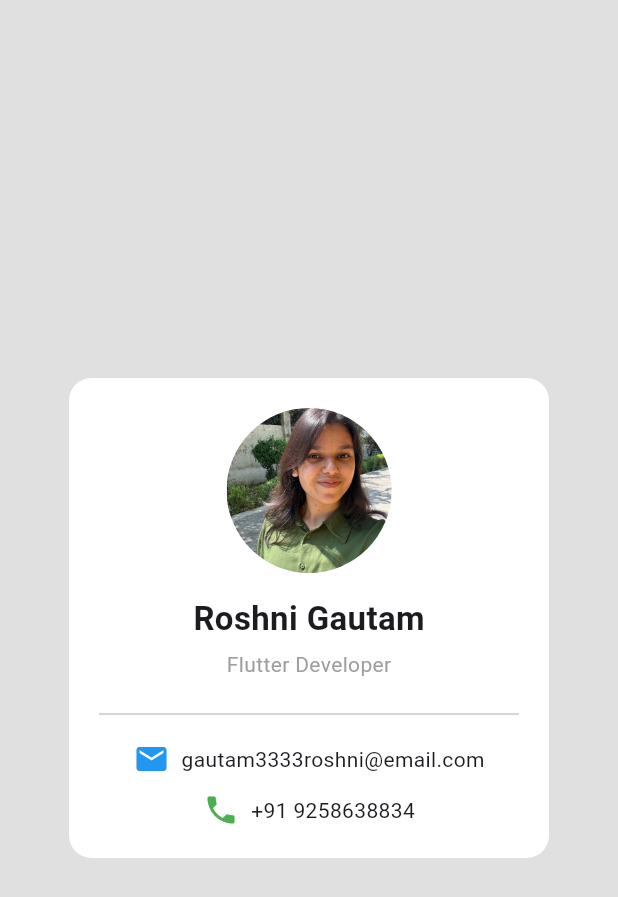
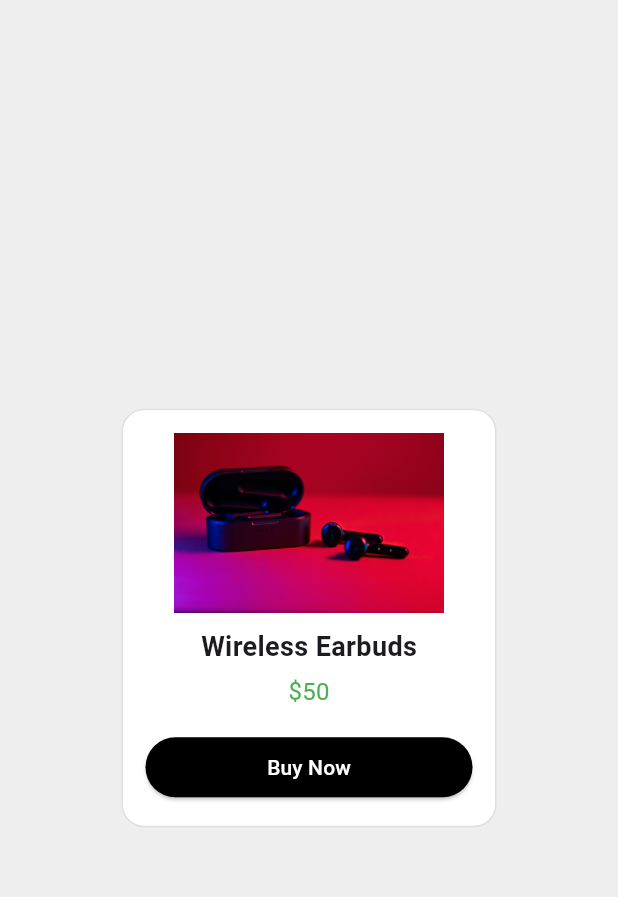
Before and after one commit to Roshni-gautam/-Simple-Product-Card, a Flutter app: the screen it shows after launch, on a phone screen of 412 x 824 dp. Shown: the top 897 px of the screen. Run offline on Flutter 3.47's test engine with Material 3 defaults, Android fonts, the phone set to English and light mode, and no system bars.

Commit message:
FLUTTER-Simple-Product-Card

```diff
--- a/ruby/lib/main.dart
+++ b/ruby/lib/main.dart
@@ -7,75 +7,64 @@ void main() {
 class MyApp extends StatelessWidget {
   @override
   Widget build(BuildContext context) {
-    return MaterialApp(debugShowCheckedModeBanner: false, home: ProfileCard());
+    return MaterialApp(
+      debugShowCheckedModeBanner: false,
+      home: ProductScreen(),
+    );
   }
 }
 
-class ProfileCard extends StatelessWidget {
+class ProductScreen extends StatelessWidget {
   @override
   Widget build(BuildContext context) {
     return Scaffold(
-      backgroundColor: Colors.grey[300],
+      backgroundColor: Colors.grey[200],
       body: Center(
         child: Container(
-          width: 320,
-          padding: EdgeInsets.all(20),
+          width: 250,
+          padding: EdgeInsets.all(15),
           decoration: BoxDecoration(
             color: Colors.white,
+            border: Border.all(color: Colors.black12),
             borderRadius: BorderRadius.circular(15),
           ),
           child: Column(
             mainAxisSize: MainAxisSize.min,
-            crossAxisAlignment: CrossAxisAlignment.center,
             children: [
-              // Profile Image
-              CircleAvatar(
-                radius: 55,
-                backgroundImage: AssetImage('assets/images/profile.jpg'),
+              // Product Image
+              Image.asset(
+                'assets/images/earbuds.jpg', // your image
+                height: 120,
+                fit: BoxFit.cover,
               ),
 
-              SizedBox(height: 15),
+              SizedBox(height: 10),
 
-              // Name
+              // Product Name
               Text(
-                'Roshni Gautam',
-                style: TextStyle(fontSize: 22, fontWeight: FontWeight.bold),
+                "Wireless Earbuds",
+                style: TextStyle(fontSize: 18, fontWeight: FontWeight.bold),
               ),
 
               SizedBox(height: 5),
 
-              // Role
-              Text('Flutter Developer', style: TextStyle(color: Colors.grey)),
+              // Price
+              Text("\$50", style: TextStyle(fontSize: 16, color: Colors.green)),
 
               SizedBox(height: 15),
-              Divider(),
-              SizedBox(height: 10),
 
-              // Email (CENTERED)
-              Align(
-                alignment: Alignment.center,
-                child: Row(
-                  mainAxisSize: MainAxisSize.min,
-                  children: [
-                    Icon(Icons.email, color: Colors.blue),
-                    SizedBox(width: 8),
-                    Text('gautam3333roshni@email.com'),
-                  ],
-                ),
-              ),
-
-              SizedBox(height: 10),
-
-              // PHONE (100% CENTERED)
-              Align(
-                alignment: Alignment.center,
-                child: Row(
-                  mainAxisSize: MainAxisSize.min,
-                  children: [
-                    Icon(Icons.phone, color: Colors.green),
-                    SizedBox(width: 8),
-                    Text('+91 9258638834'),
-                  ],
+              // Buy Now Button
+              SizedBox(
+                width: double.infinity,
+                child: ElevatedButton(
+                  onPressed: () {
+                    print("Buy Now clicked");
+                  },
+                  style: ElevatedButton.styleFrom(
+                    backgroundColor: Colors.black,
+                    foregroundColor: Colors.white,
+                  ),
+                  child: Text("Buy Now"),
                 ),
               ),
             ],
--- a/ruby/pubspec.yaml
+++ b/ruby/pubspec.yaml
@@ -52,6 +52,7 @@ dev_dependencies:
 # The following section is specific to Flutter packages.
 flutter:
   uses-material-design: true
+
   assets:
     - assets/images/
   # To add assets to your application, add an assets section, like this:
```
Also changed, not shown: ruby/assets/images/2.jpg (added), ruby/assets/images/3.jpg (added), ruby/assets/images/earbuds.jpg (added), 2 other files.
